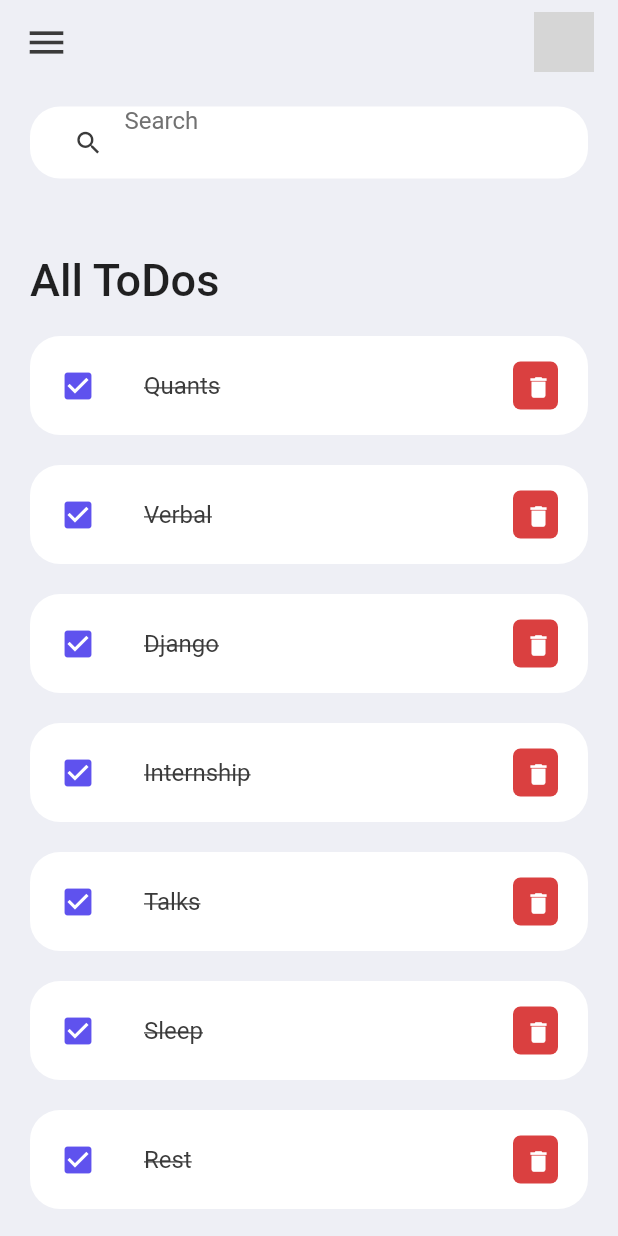
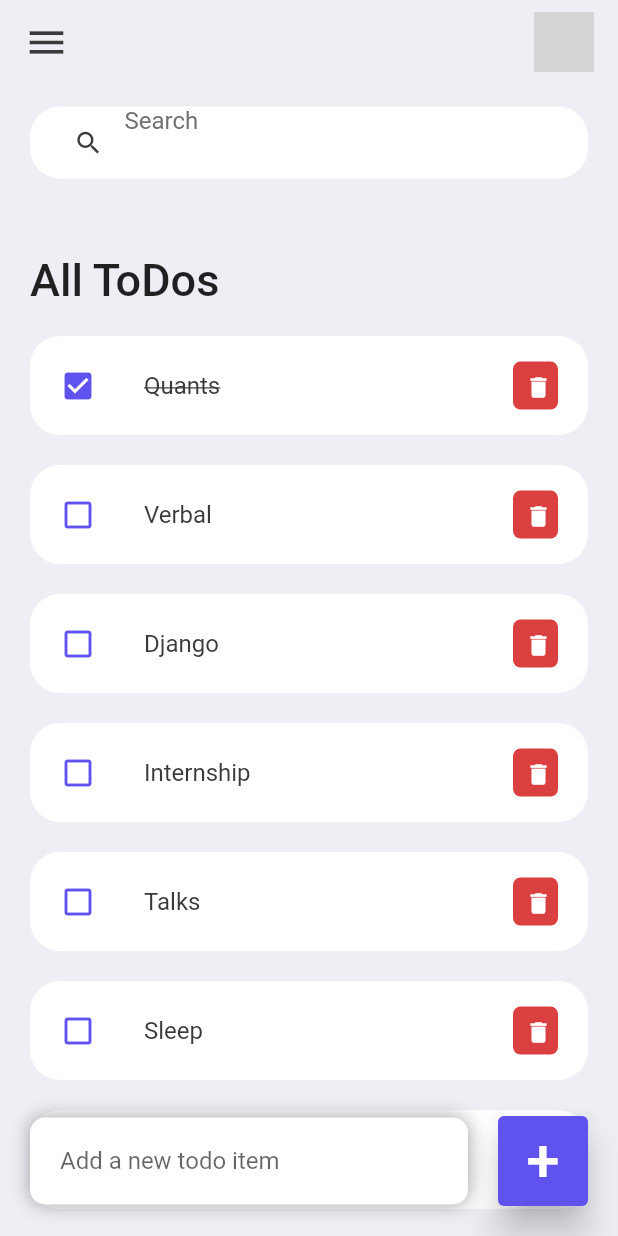
Before and after one commit to saniyanande/Checklist-App, a Flutter app: the screen it shows after launch, on a phone screen of 412 x 824 dp. Run offline on Flutter 3.47's test engine with Material 2 defaults, Android fonts, the phone set to English and light mode, and no system bars; grey boxes are pictures that could not be loaded.

Commit message:
added the bottom bar

```diff
--- a/lib/screen/home.dart
+++ b/lib/screen/home.dart
@@ -3,9 +3,14 @@ import '../model/todo.dart';
 import '../constants/colors.dart';
 import '../widgets/todo_item.dart';
 
-class Home extends StatelessWidget {
+class Home extends StatefulWidget {
   Home({super.key});
 
+  @override
+  State<Home> createState() => _HomeState();
+}
+
+class _HomeState extends State<Home> {
   final todosList = ToDo.todoList();
 
   @override
@@ -13,7 +18,9 @@ class Home extends StatelessWidget {
     return Scaffold(
       backgroundColor: tdBGColor,
       appBar: _buildAppBar(),
-      body: Container(
+      body: Stack(
+        children: [
+          Container(
             padding: EdgeInsets.symmetric(
               horizontal: 20,
               vertical: 15,
@@ -45,8 +52,63 @@ class Home extends StatelessWidget {
               ],
             ),
           ),
+          Align(
+            alignment: Alignment.bottomCenter,
+            child: Row(children: [
+             Expanded(
+              child: Container(
+                margin: EdgeInsets.only(
+                  bottom: 20,
+                  right: 20,
+                  left: 20,
+                ),
+                padding: EdgeInsets.symmetric(
+                  horizontal: 20,
+                  vertical: 5,
+                ),
+                decoration: BoxDecoration(
+                  color: Colors.white,
+                  boxShadow: const[
+                     BoxShadow(
+                    color: Colors.grey,
+                    offset: Offset(0.0,0.0),
+                    blurRadius: 10.0,
+                    spreadRadius: 0.0,
+                  ),
+                  ],
+                  borderRadius: BorderRadius.circular(10),
+                ),
+                child: TextField(
+                  decoration: InputDecoration(
+                    hintText: 'Add a new todo item',
+                    border: InputBorder.none
+                  ),
+                ),
+              ),
+             ),
+             Container(
+              margin: EdgeInsets.only(
+                bottom: 20,
+                right: 20,
+              ),
+              child: ElevatedButton(
+                child: Text('+',style: TextStyle(fontSize: 40,),),
+                onPressed: () {},
+                style: ElevatedButton.styleFrom(
+                  primary: tdBLue,
+                  minimumSize: Size(60,60),
+                  elevation: 10,
+                ),
+              ),
+             )
+            ]),
+          )
+        ],
+      ),
     );
   }
+
+
 
   Widget searchBox() {
     return Container(
--- a/lib/widgets/todo_item.dart
+++ b/lib/widgets/todo_item.dart
@@ -19,8 +19,8 @@ class ToDoItem extends StatelessWidget {
         ),
         contentPadding: EdgeInsets.symmetric(horizontal: 20,vertical: 5),
         tileColor: Colors.white,
-        leading: const Icon(
-          Icons.check_box,
+        leading: Icon(
+          todo.isDone ? Icons.check_box : Icons.check_box_outline_blank,
           color: tdBLue,
         ),
         title: Text(
@@ -28,7 +28,7 @@ class ToDoItem extends StatelessWidget {
           style: TextStyle(
             fontSize: 16,
             color: tdBlack,
-            decoration: TextDecoration.lineThrough,
+            decoration: todo.isDone? TextDecoration.lineThrough: null,
           ),
         ),
         trailing: Container(
```
Lines whose indentation alone changed are shown as unchanged.
